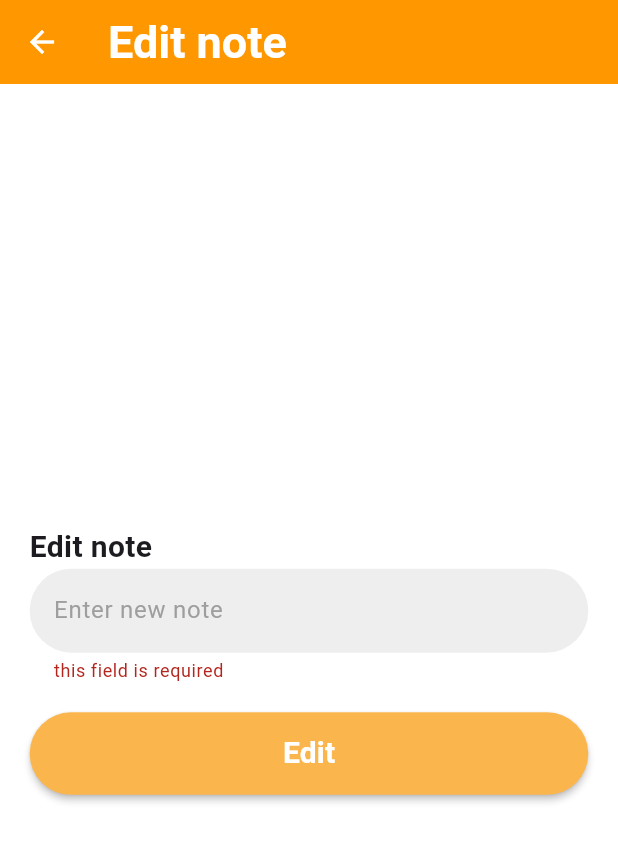
After one commit to Moaz-Waled/notes_app_fb, a Flutter app: the EditNoteView screen opened directly, after a tap on "Edit", on a phone screen of 412 x 824 dp. The commit adds this screen. Shown: the top 842 px of the screen. Run offline on Flutter 3.47's test engine with Material 3 defaults, Android fonts, the phone set to English and light mode, and no system bars; our stand-ins replace cloud_firestore, dartz, firebase_auth, firebase_core, flutter_bloc, get and 2 more; accounts and stored records are empty; statements that could not run were skipped.

Commit message:
finish edit note UI and logic

```diff
--- a/lib/features/notes/presentation/pages/category/category_view.dart
+++ b/lib/features/notes/presentation/pages/category/category_view.dart
@@ -33,7 +33,7 @@ class CategoryView extends StatelessWidget {
           backgroundColor: Colors.orange,
           child: Icon(Icons.add, color: Colors.white),
         ),
-        body: CategoryBody(categoryId: categoryId),
+        body: CategoryBody(categoryId: categoryId, categoryName: categoryName,),
       ),
     );
   }
--- a/lib/features/notes/presentation/pages/category/widgets/category_body.dart
+++ b/lib/features/notes/presentation/pages/category/widgets/category_body.dart
@@ -1,14 +1,17 @@
 import 'package:flutter/material.dart';
-import 'package:flutter_bloc/flutter_bloc.dart';
+import 'package:flutter_bloc/flutter_bloc.dart' hide Transition;
+import 'package:get/route_manager.dart';
 import 'package:notes_app_fb/core/shared/app_snackbar.dart';
 import 'package:notes_app_fb/core/utils/size_config.dart';
 import 'package:notes_app_fb/features/notes/presentation/manager/cubit/notes_cubit.dart';
 import 'package:notes_app_fb/features/notes/presentation/pages/category/widgets/note_item.dart';
+import 'package:notes_app_fb/features/notes/presentation/pages/edit_note/edit_note_view.dart';
 
 class CategoryBody extends StatefulWidget {
   final String? categoryId;
+  final String? categoryName;
 
-  const CategoryBody({super.key, this.categoryId});
+  const CategoryBody({super.key, this.categoryId, this.categoryName});
 
   @override
   State<CategoryBody> createState() => _CategoryBodyState();
@@ -62,7 +65,18 @@ class _CategoryBodyState extends State<CategoryBody> {
                           noteId: notes[index].id,
                         );
                       },
-                      onEditPressed: () {},
+                      onEditPressed: () {
+                        Get.off(
+                          () => EditNoteView(
+                            oldNote: notes[index]['note'],
+                            categoryId: widget.categoryId,
+                            categoryName: widget.categoryName,
+                            noteId: notes[index].id,
+                          ),
+                          transition: Transition.fade,
+                          duration: Duration(milliseconds: 300),
+                        );
+                      },
                     );
                   },
                 ),
--- /dev/null
+++ b/lib/features/notes/presentation/pages/edit_note/edit_note_view.dart
@@ -0,0 +1,54 @@
+import 'package:flutter/material.dart';
+import 'package:flutter_bloc/flutter_bloc.dart' hide Transition;
+import 'package:get/get.dart';
+import 'package:notes_app_fb/features/notes/data/repo/notes_repo_impl.dart';
+import 'package:notes_app_fb/features/notes/presentation/manager/cubit/notes_cubit.dart';
+import 'package:notes_app_fb/features/notes/presentation/pages/category/category_view.dart';
+import 'package:notes_app_fb/features/notes/presentation/pages/edit_note/widgets/edit_note_body.dart';
+
+class EditNoteView extends StatelessWidget {
+  final String? oldNote;
+  final String? noteId;
+  final String? categoryId;
+  final String? categoryName;
+
+  const EditNoteView({
+    super.key,
+    this.oldNote,
+    this.noteId,
+    this.categoryId,
+    this.categoryName,
+  });
+
+  @override
+  Widget build(BuildContext context) {
+    return BlocProvider(
+      create: (context) => NotesCubit(NotesRepoImpl()),
+      child: Scaffold(
+        backgroundColor: Colors.white,
+        appBar: AppBar(
+          leading: IconButton(
+            onPressed: () {
+              Get.off(
+                () => CategoryView(
+                  categoryId: categoryId,
+                  categoryName: categoryName,
+                ),
+                transition: Transition.fade,
+                duration: Duration(milliseconds: 300),
+              );
+            },
+            icon: Icon(Icons.arrow_back),
+          ),
+          title: Text('Edit note'),
+        ),
+        body: EditNoteBody(
+          oldNote: oldNote,
+          categoryId: categoryId,
+          noteId: noteId,
+          categoryName: categoryName,
+        ),
+      ),
+    );
+  }
+}
--- /dev/null
+++ b/lib/features/notes/presentation/pages/edit_note/widgets/edit_note_body.dart
@@ -0,0 +1,35 @@
+import 'package:flutter/material.dart';
+import 'package:notes_app_fb/core/utils/size_config.dart';
+import 'package:notes_app_fb/features/notes/presentation/pages/edit_note/widgets/edit_note_form.dart';
+
+class EditNoteBody extends StatelessWidget {
+  final String? oldNote;
+  final String? noteId;
+  final String? categoryId;
+  final String? categoryName;
+
+  const EditNoteBody({
+    super.key,
+    this.oldNote,
+    this.noteId,
+    this.categoryId,
+    this.categoryName,
+  });
+
+  @override
+  Widget build(BuildContext context) {
+    return Container(
+      padding: EdgeInsets.all(SizeConfig.defaultSize! * 2),
+      child: Center(
+        child: SingleChildScrollView(
+          child: EditNoteForm(
+            oldNote: oldNote,
+            categoryId: categoryId,
+            noteId: noteId,
+            categoryName: categoryName,
+          ),
+        ),
+      ),
+    );
+  }
+}
--- /dev/null
+++ b/lib/features/notes/presentation/pages/edit_note/widgets/edit_note_form.dart
@@ -0,0 +1,108 @@
+import 'package:flutter/material.dart';
+import 'package:flutter_bloc/flutter_bloc.dart' hide Transition;
+import 'package:get/route_manager.dart';
+import 'package:notes_app_fb/core/shared/app_snackbar.dart';
+import 'package:notes_app_fb/core/shared/app_text_field.dart';
+import 'package:notes_app_fb/core/shared/buttons.dart';
+import 'package:notes_app_fb/core/shared/field_title.dart';
+import 'package:notes_app_fb/core/shared/space_widget.dart';
+import 'package:notes_app_fb/features/notes/presentation/manager/cubit/notes_cubit.dart';
+import 'package:notes_app_fb/features/notes/presentation/pages/category/category_view.dart';
+
+class EditNoteForm extends StatefulWidget {
+  final String? oldNote;
+  final String? categoryId;
+  final String? noteId;
+  final String? categoryName;
+
+  const EditNoteForm({
+    super.key,
+    this.oldNote,
+    this.categoryId,
+    this.noteId,
+    this.categoryName,
+  });
+
+  @override
+  State<EditNoteForm> createState() => _EditNoteFormState();
+}
+
+class _EditNoteFormState extends State<EditNoteForm> {
+  final TextEditingController newNote = TextEditingController();
+  final GlobalKey<FormState> formState = GlobalKey<FormState>();
+
+  @override
+  void initState() {
+    super.initState();
+    newNote.text = widget.oldNote!;
+  }
+
+  @override
+  void dispose() {
+    newNote.dispose();
+    super.dispose();
+  }
+
+  @override
+  Widget build(BuildContext context) {
+    return BlocConsumer<NotesCubit, NotesState>(
+      listener: (context, state) {
+        if (state is EditNoteFailure) {
+          AppSnackbar.showSnackbar(message: state.errMessage);
+        }
+        if (state is EditNoteSuccess) {
+          AppSnackbar.showSnackbar(message: state.message);
+          Get.off(
+            () => CategoryView(
+              categoryId: widget.categoryId,
+              categoryName: widget.categoryName,
+            ),
+            transition: Transition.fade,
+            duration: Duration(milliseconds: 300),
+          );
+        }
+      },
+      builder: (context, state) {
+        return Form(
+          key: formState,
+          child: Column(
+            mainAxisAlignment: MainAxisAlignment.center,
+            crossAxisAlignment: CrossAxisAlignment.start,
+            children: [
+              FieldTitle(title: 'Edit note'),
+              AppTextField(controller: newNote, hint: 'Enter new note'),
+              VerticalSpace(value: 2),
+              state is EditNoteLoading
+                  ? Center(
+                      child: CircularProgressIndicator(color: Colors.orange),
+                    )
+                  : SizedBox(
+                      width: double.infinity,
+                      child: GeneralButton(
+                        onPressed: () {
+                          if (formState.currentState!.validate()) {
+                            context.read<NotesCubit>().editNote(
+                              categoryId: widget.categoryId!,
+                              noteId: widget.noteId!,
+                              newNote: newNote.text,
+                            );
+                          }
+                        },
+                        color: const Color.fromARGB(255, 250, 181, 77),
+                        child: Text(
+                          'Edit',
+                          style: TextStyle(
+                            fontSize: 20,
+                            color: Colors.white,
+                            fontWeight: FontWeight.bold,
+                          ),
+                        ),
+                      ),
+                    ),
+            ],
+          ),
+        );
+      },
+    );
+  }
+}
```
